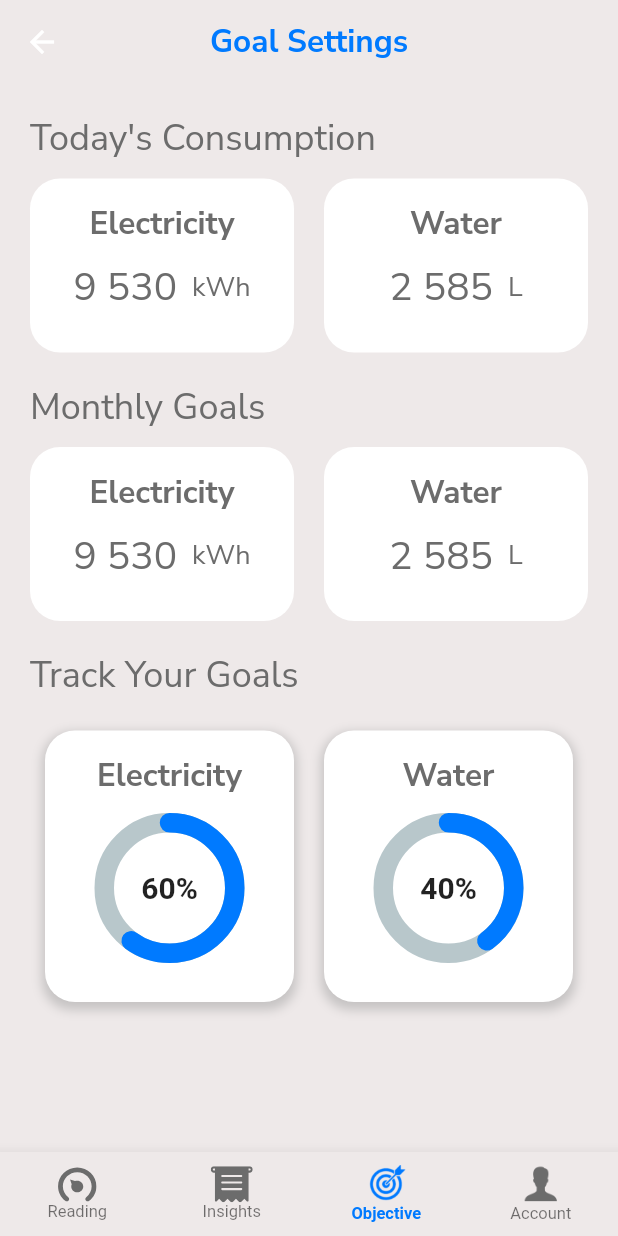
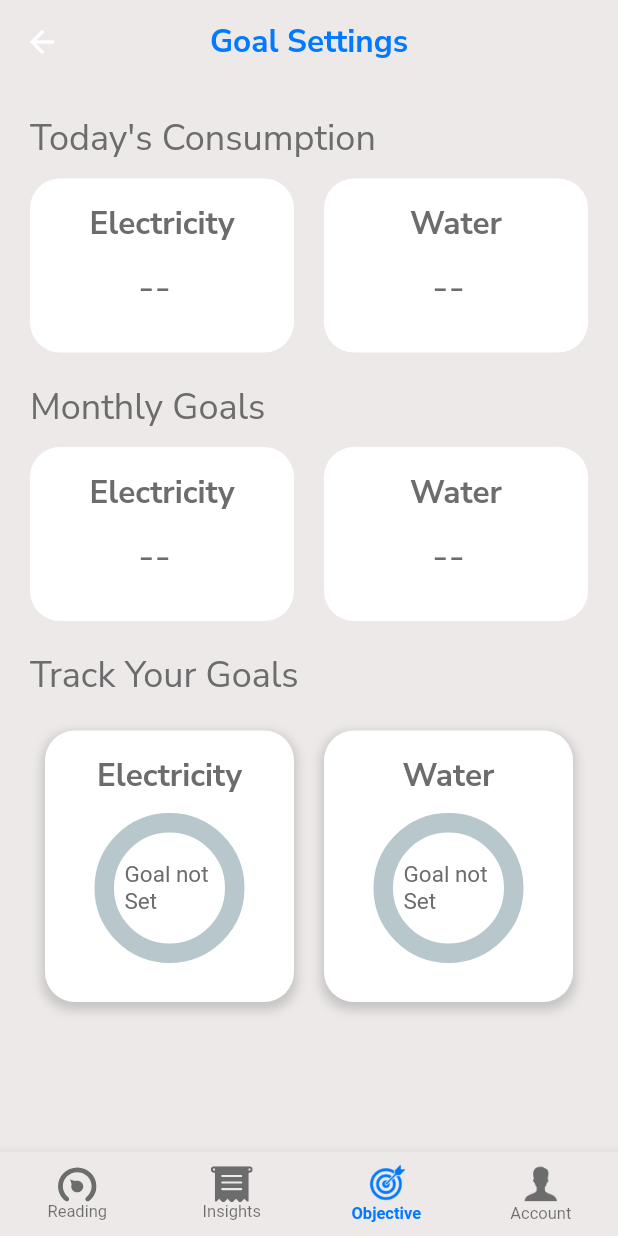
Before and after one commit to Ashutosh-777/Utility-Watch, a Flutter app: the HomePage screen opened directly, item 3 of the bottom bar chosen, on a phone screen of 412 x 824 dp. Run offline on Flutter 3.47's test engine with Material 2 defaults, Android fonts, the phone set to English and light mode, and no system bars; drawn by our look-alikes of percent_indicator; our stand-ins replace fl_chart, flutter_svg, google_fonts.

Commit message:
Modified the objective tab

```diff
--- a/lib/pages/objective/objective_tab.dart
+++ b/lib/pages/objective/objective_tab.dart
@@ -14,10 +14,10 @@ class ObjectivePage extends StatefulWidget {
 class _ObjectivePageState extends State<ObjectivePage> {
   final GlobalKey<FormState> _formKey = GlobalKey<FormState>();
 
-  String electricityConsumption = '9 530';
-  String waterConsumption = '2 585';
-  String monthlyElectricityGoal = '9 530';
-  String monthlyWaterGoal = '2 585';
+  String electricityConsumption = '--';
+  String waterConsumption = '--';
+  String monthlyElectricityGoal = '--';
+  String monthlyWaterGoal = '--';
 
   void _updateConsumption(String type, String value) {
     setState(() {
@@ -98,9 +98,9 @@ class _ObjectivePageState extends State<ObjectivePage> {
                 mainAxisAlignment: MainAxisAlignment.center,
                 children: [
                   MyPercentageContainer(
-                      heading: "Electricity", percentage: "60"),
+                      heading: "Electricity", percentage: "Goal not Set"),
                   // SizedBox(width: 10),
-                  MyPercentageContainer(heading: "Water", percentage: "40"),
+                  MyPercentageContainer(heading: "Water", percentage: "Goal not Set"),
                 ],
               ),
             ],
--- a/lib/widgets/circular_progress_container.dart
+++ b/lib/widgets/circular_progress_container.dart
@@ -103,10 +103,16 @@ class _MyPercentageContainerState extends State<MyPercentageContainer> {
                 radius: 50.0,
                 lineWidth: 13.0,
                 animation: true,
-                percent: double.parse(widget.percentage) / 100,
-                center: Text(
-                  widget.percentage + '%',
-                  style: TextStyle(fontWeight: FontWeight.bold, fontSize: 20.0),
+                percent:  widget.percentage!='Goal not Set'? double.parse(widget.percentage) / 100: 0.0,
+                center: SizedBox(
+                  width: 60,
+                  child: Center(
+                    child: Text(widget.percentage != 'Goal not Set' ?
+                      widget.percentage + '%' : widget.percentage,
+                      style: TextStyle(fontWeight:widget.percentage != 'Goal not Set' ?FontWeight.bold:FontWeight.normal,fontSize:
+                          widget.percentage == 'Goal not Set' ? 15.0 : 20.0, color:widget.percentage == 'Goal not Set'? MyColors.greyColor:Colors.black),
+                    ),
+                  ),
                 ),
                 circularStrokeCap: CircularStrokeCap.round,
                 progressColor: MyColors.blueColor,
--- a/lib/widgets/objective_page_tile.dart
+++ b/lib/widgets/objective_page_tile.dart
@@ -51,13 +51,15 @@ class MyRoundedContainer extends StatelessWidget {
               SizedBox(
                 width: 10,
               ),
-              Text(
+              val != '--'
+                  ? Text(
                       unit,
                       style: GoogleFonts.nunitoSans(
                         fontSize: 18,
                         color: MyColors.greyColor,
                       ),
                     )
+                  : Container()
             ],
           ),
           SizedBox(height: 10),
```
Lines whose indentation alone changed are shown as unchanged.
